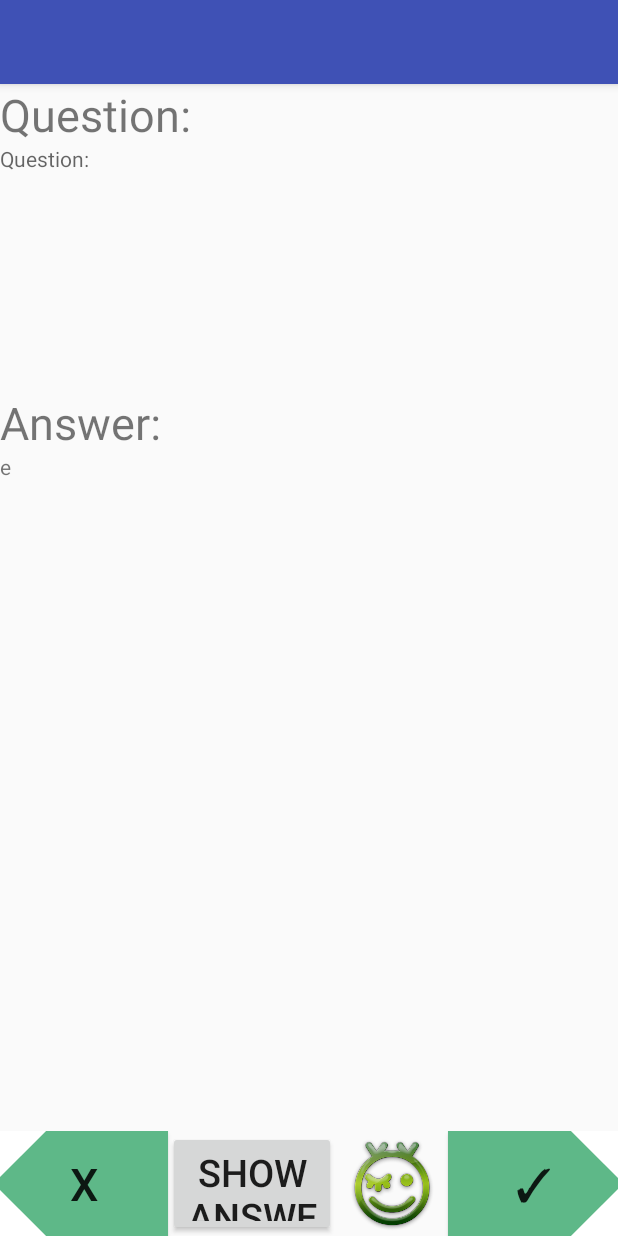
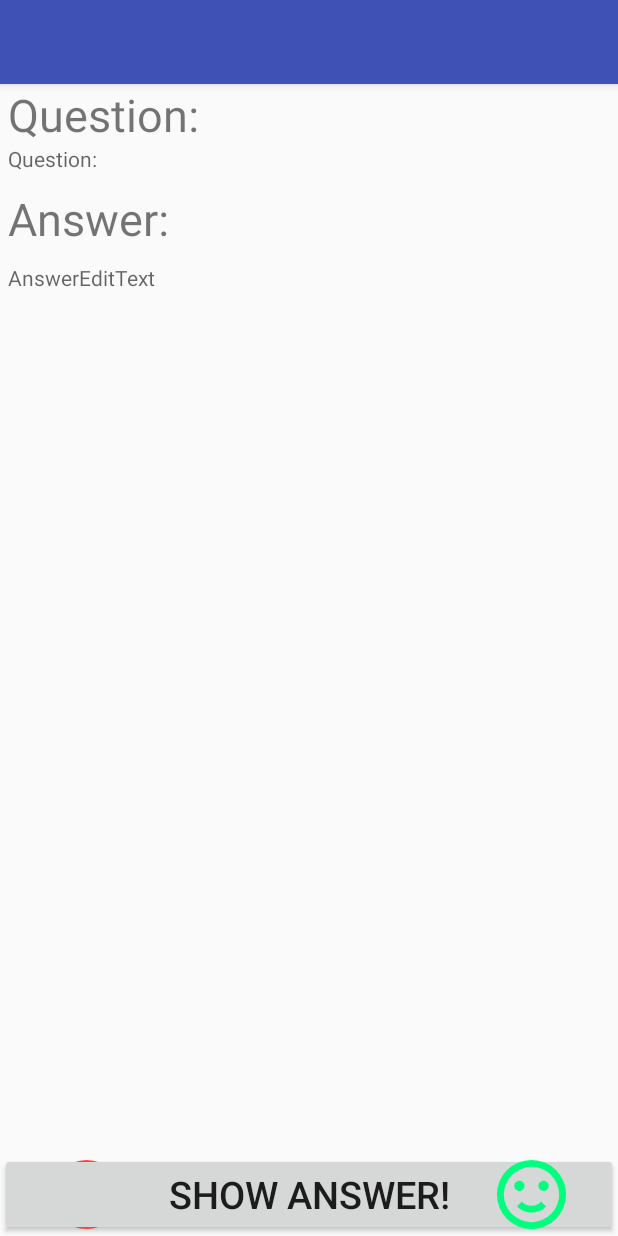
Before and after one commit to inv3rse/karteikartenApp, an Android app: the layout activity_card_ask.xml on its own in the app's theme, with its tools: preview values and no code run, on a phone screen of 412 x 824 dp. Run offline under Robolectric (Android 15) with nearby library versions, the phone set to English and light mode, and no system bars.

Commit message:
CardAsk überarbeitet, drawables hinzugefügt

```diff
--- a/app/src/main/java/de/mfgd_karteikarten/mfgd_karteikarten/ui/cardAsk/CardAskActivity.java
+++ b/app/src/main/java/de/mfgd_karteikarten/mfgd_karteikarten/ui/cardAsk/CardAskActivity.java
@@ -2,10 +2,13 @@ package de.mfgd_karteikarten.mfgd_karteikarten.ui.cardAsk;
 
 import android.app.AlertDialog;
 import android.os.Bundle;
+import android.support.annotation.NonNull;
 import android.support.v7.widget.Toolbar;
 import android.util.Log;
 import android.view.View;
 import android.widget.Button;
+import android.widget.EditText;
+import android.widget.ImageButton;
 import android.widget.ImageView;
 import android.widget.TextView;
 
@@ -14,6 +17,7 @@ import java.util.ArrayList;
 import de.mfgd_karteikarten.mfgd_karteikarten.R;
 import de.mfgd_karteikarten.mfgd_karteikarten.base.App;
 import de.mfgd_karteikarten.mfgd_karteikarten.data.Card;
+import de.mfgd_karteikarten.mfgd_karteikarten.data.Deck;
 import nucleus.view.NucleusAppCompatActivity;
 
 public class CardAskActivity extends NucleusAppCompatActivity<CardAskPresenter> {
@@ -25,7 +29,7 @@ public class CardAskActivity extends NucleusAppCompatActivity<CardAskPresenter>
     private Button zeigeAntwortButton;
     private Button bewertenButton1;
     private Button bewertenButton2;
-    private ImageView imageView;
+    private TextView antwortHead;
     private Toolbar toolbar;
 
     @Override
@@ -43,7 +47,7 @@ public class CardAskActivity extends NucleusAppCompatActivity<CardAskPresenter>
         }
 
         if (ids != null) {
-            setPresenterFactory(new CardAskPresenter.Factory(App.get(this), ids, cards, true));
+            setPresenterFactory(new CardAskPresenter.Factory(App.get(this), ids, cards, false));
         } else {
             Log.e("CardaskActivity", "gestartet ohne Cardask als Extra");
             finish();
@@ -54,10 +58,10 @@ public class CardAskActivity extends NucleusAppCompatActivity<CardAskPresenter>
 
         frageText = (TextView) findViewById(R.id.FrageStellen);
         antwortText = (TextView) findViewById(R.id.AntwortEdit);
-        imageView = (ImageView) findViewById(R.id.smiley);
         zeigeAntwortButton = (Button) findViewById(R.id.zeigAnwortButton);
         bewertenButton1 = (Button) findViewById(R.id.bewertenButton1);
         bewertenButton2 = (Button) findViewById(R.id.bewertenButton2);
+        antwortHead = (TextView) findViewById(R.id.AntwortText);
 
         bewertenButton1.setOnClickListener(v -> getPresenter().gradeCard(false));
         bewertenButton2.setOnClickListener(v -> getPresenter().gradeCard(true));
@@ -76,13 +80,14 @@ public class CardAskActivity extends NucleusAppCompatActivity<CardAskPresenter>
             bewertenButton2.setVisibility(View.VISIBLE);
             zeigeAntwortButton.setVisibility(View.GONE);
             antwortText.setVisibility(View.VISIBLE);
-            imageView.setVisibility(View.VISIBLE);
+            antwortHead.setVisibility(View.VISIBLE);
+
         } else {
             bewertenButton1.setVisibility(View.GONE);
             bewertenButton2.setVisibility(View.GONE);
             zeigeAntwortButton.setVisibility(View.VISIBLE);
             antwortText.setVisibility(View.INVISIBLE);
-            imageView.setVisibility(View.GONE);
+            antwortHead.setVisibility(View.INVISIBLE);
         }
     }
     public void showFinishedDialog(){
--- a/app/src/main/res/layout/activity_card_ask.xml
+++ b/app/src/main/res/layout/activity_card_ask.xml
@@ -1,16 +1,22 @@
 <?xml version="1.0" encoding="utf-8"?>
 
-<LinearLayout xmlns:android="http://schemas.android.com/apk/res/android"
+<LinearLayout
+    xmlns:android="http://schemas.android.com/apk/res/android"
     xmlns:app="http://schemas.android.com/apk/res-auto"
     android:layout_width="match_parent"
     android:layout_height="match_parent"
     android:orientation="vertical">
 
+    <!--scrollFlags nur für RecyclerView-->
+    <include
+        layout="@layout/toolbar_default"
+        app:layout_scrollFlags="scroll|enterAlways" />
 
     <ScrollView
         android:layout_width="match_parent"
         android:layout_height="0dp"
-        android:layout_weight="1">
+        android:layout_weight="1"
+        >
 
         <LinearLayout
 
@@ -20,9 +26,12 @@
             android:orientation="vertical">
 
 
-            <include
-                layout="@layout/toolbar_default"
-                app:layout_scrollFlags="scroll|enterAlways" />
+            <LinearLayout
+                android:layout_width="match_parent"
+                android:layout_height="wrap_content"
+                android:orientation="vertical"
+                android:layout_marginStart="5dp"
+                android:layout_marginEnd="5dp">
 
                 <TextView
                     android:id="@+id/FrageText"
@@ -34,69 +43,75 @@
                 <TextView
                     android:id="@+id/FrageStellen"
                     android:layout_width="match_parent"
-                android:layout_height="165dp"
-                android:hint="@string/FrageText" />
+                    android:layout_height="wrap_content"
+                    android:hint="@string/FrageText"
+                    android:layout_marginBottom="10dp"
+                    />
 
                 <TextView
-                android:id="@+id/AntworText"
+                    android:id="@+id/AntwortText"
                     android:layout_width="match_parent"
                     android:layout_height="40dp"
                     android:text="@string/AntwortText"
-                android:textSize="30dp" />
+                    android:textSize="30sp"
+                    android:layout_marginBottom="10dp"
+                    />
 
                 <TextView
                     android:id="@+id/AntwortEdit"
                     android:layout_width="match_parent"
-                android:layout_height="165dp"
+                    android:layout_height="wrap_content"
                     android:hint="@string/AntwortEditText"
-                android:text="e" />
+                    />
 
+            </LinearLayout>
 
         </LinearLayout>
     </ScrollView>
 
-    <LinearLayout
+    <RelativeLayout
         android:layout_width="match_parent"
-        android:layout_height="70dp"
-        android:orientation="horizontal">
+        android:layout_height="55dp"
+        android:orientation="horizontal"
+        android:background="@android:color/transparent"
+        >
+
 
         <Button
             android:id="@+id/bewertenButton1"
-            android:layout_width="0dp"
+            android:layout_width="55dp"
             android:layout_height="match_parent"
-            android:layout_weight="1.5"
-            android:background="@drawable/pfeil_button1"
+            android:background="@drawable/emoticon_sad"
             android:clickable="true"
-            android:text="@string/RatingButton1"
-            android:textSize="30dp" />
+            android:layout_marginStart="30dp"
+            android:layout_marginEnd="30dp"
+            android:layout_alignParentBottom="true"
+            />
 
         <Button
             android:id="@+id/zeigAnwortButton"
-            android:layout_width="0dp"
+            android:layout_width="match_parent"
             android:layout_height="match_parent"
-            android:layout_weight="1.5"
             android:clickable="true"
             android:text="@string/zeigeDieAntwortButton"
-            android:textSize="25dp" />
+            android:textSize="25sp"
+            android:layout_gravity="bottom"
+            android:layout_alignParentBottom="true"
+            />
 
-        <ImageView
-            android:id="@+id/smiley"
-            android:layout_width="0dp"
-            android:layout_height="match_parent"
-            android:layout_weight="1"
-            android:src="@drawable/smiley" />
 
         <Button
             android:id="@+id/bewertenButton2"
-            android:layout_width="0dp"
+            android:layout_width="55dp"
             android:layout_height="match_parent"
-            android:layout_weight="1.5"
-            android:background="@drawable/pfeil_button2"
+            android:background="@drawable/emoticon_happy"
             android:clickable="true"
-            android:text="@string/RatingButton2"
-            android:textSize="30sp" />
-
-    </LinearLayout>
+            android:layout_marginStart="30dp"
+            android:layout_marginEnd="30dp"
+            android:layout_alignParentBottom="true"
+            android:layout_alignParentEnd="true"
+            />
+    </RelativeLayout>
 
 
 </LinearLayout>
```
Lines whose indentation alone changed are shown as unchanged.
